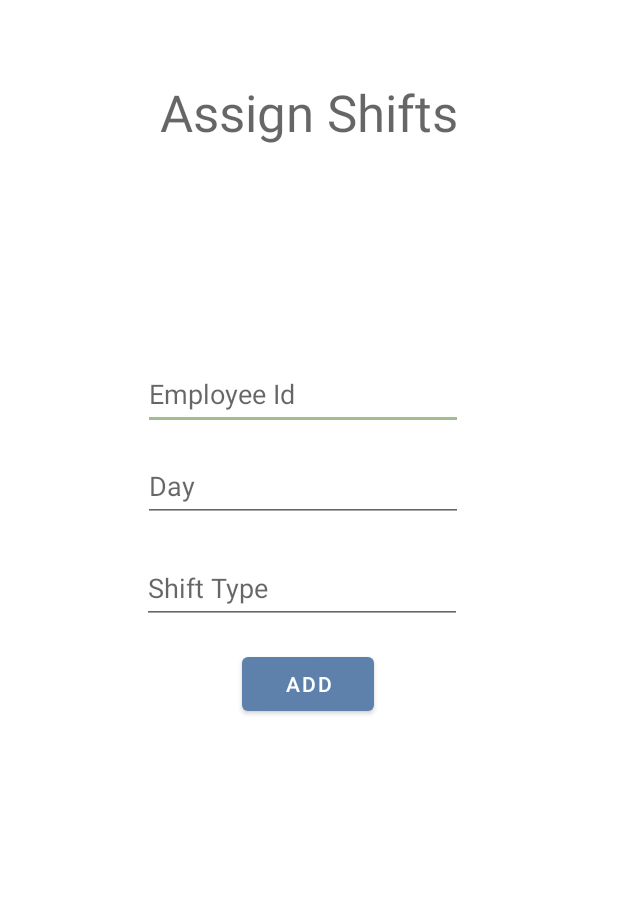
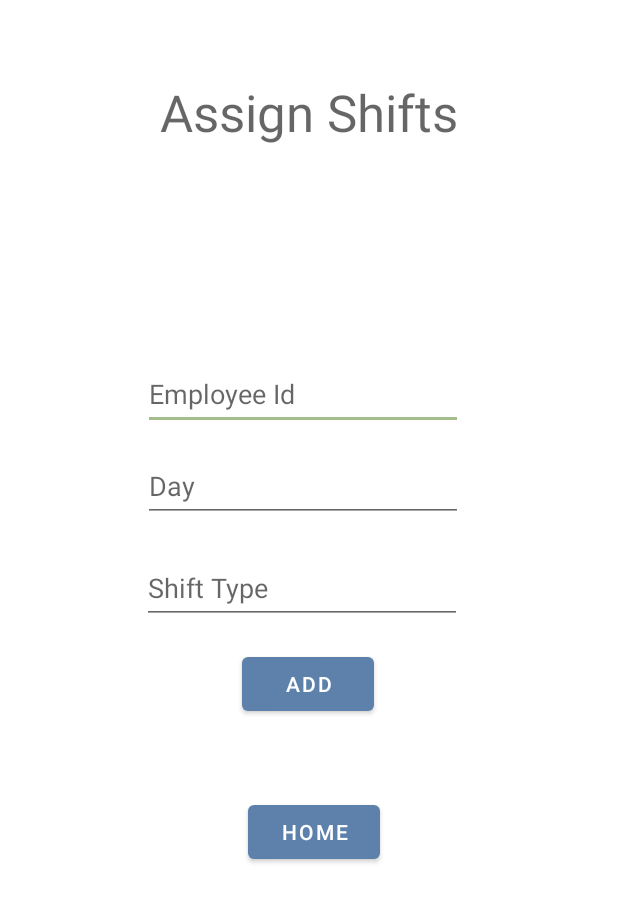
Before and after one commit to McGill-ECSE321-Winter2022/project-group-group-16, an Android app: the layout fragment_manager_shift.xml on its own in the app's theme, with its tools: preview values and no code run, on a phone screen of 412 x 824 dp. Shown: the top 902 px of the screen. Run offline under Robolectric (Android 15) with nearby library versions, the phone set to English and light mode, and no system bars.

Commit message:
Merged Arturo's pages and added home button

```diff
--- a/app/src/main/res/layout/fragment_manager_home.xml
+++ b/app/src/main/res/layout/fragment_manager_home.xml
@@ -54,7 +54,7 @@
         android:layout_marginStart="144dp"
         android:layout_marginEnd="144dp"
         android:layout_marginBottom="15dp"
-        android:onClick="goToAddShifts"
+        android:onClick="goToAddShift"
         android:text="Add Shifts"
         app:layout_constraintBottom_toTopOf="@+id/button66"
         app:layout_constraintEnd_toEndOf="parent"
--- a/app/src/main/res/layout/fragment_manager_shift.xml
+++ b/app/src/main/res/layout/fragment_manager_shift.xml
@@ -22,6 +22,21 @@
         app:layout_constraintStart_toStartOf="parent"
         app:layout_constraintTop_toTopOf="parent" />
 
+
+    <Button
+        android:id="@+id/button3"
+        android:layout_width="wrap_content"
+        android:layout_height="wrap_content"
+        android:layout_marginStart="150dp"
+        android:layout_marginTop="35dp"
+        android:layout_marginEnd="143dp"
+        android:layout_marginBottom="214dp"
+        android:onClick="managerHomePage"
+        android:text="Home"
+        app:layout_constraintBottom_toBottomOf="parent"
+        app:layout_constraintEnd_toEndOf="parent"
+        app:layout_constraintStart_toStartOf="parent"
+        app:layout_constraintTop_toBottomOf="@+id/button" />
 
     <EditText
         android:id="@+id/employeeId"
```
